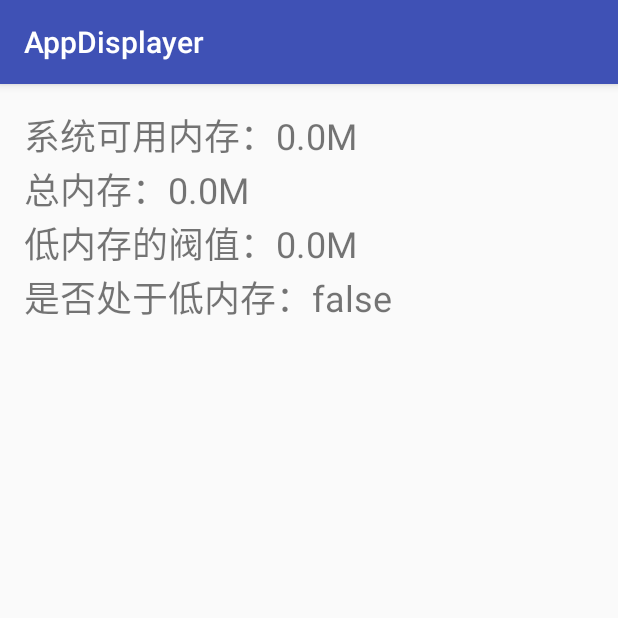
After one commit to jidishengguang123/AndroidDemo, an Android app: the ActivityManagerMemoryInfoActivity screen opened directly, with no data from a screen before it, on a phone screen of 412 x 824 dp, the top half of it. The commit adds this screen. Run offline under Robolectric (Android 15) with nearby library versions, the phone set to English and light mode, and no system bars.

Commit message:
提交获取设备MemoryInfo演示demo

```diff
--- a/AppDisplayer/build.gradle
+++ b/AppDisplayer/build.gradle
@@ -6,7 +6,7 @@ android {
 
     defaultConfig {
         applicationId "com.jeck.appdisplayer"
-        minSdkVersion 14
+        minSdkVersion 17
         targetSdkVersion 23
         versionCode 1
         versionName "1.0"
--- /dev/null
+++ b/AppDisplayer/src/main/java/com/jeck/appdisplayer/activity/ActivityManagerMemoryInfoActivity.java
@@ -0,0 +1,36 @@
+package com.jeck.appdisplayer.activity;
+
+import android.app.ActivityManager;
+import android.content.Context;
+import android.support.v7.app.AppCompatActivity;
+import android.os.Bundle;
+import android.widget.TextView;
+
+import com.jeck.appdisplayer.R;
+
+public class ActivityManagerMemoryInfoActivity extends AppCompatActivity {
+    private TextView mTvMemoryInfo;
+    private StringBuilder sb = new StringBuilder();
+
+    @Override
+    protected void onCreate(Bundle savedInstanceState) {
+        super.onCreate(savedInstanceState);
+        setContentView(R.layout.activity_manager_memory_info);
+        mTvMemoryInfo = (TextView) findViewById(R.id.memoryinfo_text);
+        loadData();
+        mTvMemoryInfo.setText(sb.toString());
+    }
+
+    private void loadData(){
+        ActivityManager manager = (ActivityManager) getSystemService(Context.ACTIVITY_SERVICE);
+        ActivityManager.MemoryInfo memoryInfo = new ActivityManager.MemoryInfo();
+        manager.getMemoryInfo(memoryInfo);
+        sb.append("系统可用内存：" + memoryInfo.availMem*1.0f/1024/1024+"M");
+        sb.append("\n");
+        sb.append("总内存：" + memoryInfo.totalMem*1.0f/1024/1024+"M");
+        sb.append("\n");
+        sb.append("低内存的阀值：" + memoryInfo.threshold*1.0f/1024/1024+"M");
+        sb.append("\n");
+        sb.append("是否处于低内存："+memoryInfo.lowMemory);
+    }
+}
--- a/AppDisplayer/src/main/java/com/jeck/appdisplayer/activity/AppListActivity.java
+++ b/AppDisplayer/src/main/java/com/jeck/appdisplayer/activity/AppListActivity.java
@@ -23,7 +23,7 @@ public class AppListActivity extends AppCompatActivity implements AdapterView.On
     @Override
     protected void onCreate(Bundle savedInstanceState) {
         super.onCreate(savedInstanceState);
-        setContentView(R.layout.activity_main);
+        setContentView(R.layout.activity_app_list);
         mAppListView = (ListView) findViewById(R.id.app_list);
         mAppListView.setOnItemClickListener(this);
     }
--- /dev/null
+++ b/AppDisplayer/src/main/res/layout/activity_manager_memory_info.xml
@@ -0,0 +1,19 @@
+<?xml version="1.0" encoding="utf-8"?>
+<RelativeLayout
+    xmlns:android="http://schemas.android.com/apk/res/android"
+    xmlns:tools="http://schemas.android.com/tools"
+    android:layout_width="match_parent"
+    android:layout_height="match_parent"
+    android:paddingBottom="@dimen/activity_vertical_margin"
+    android:paddingLeft="@dimen/activity_horizontal_margin"
+    android:paddingRight="@dimen/activity_horizontal_margin"
+    android:paddingTop="@dimen/activity_vertical_margin"
+    tools:context="com.jeck.appdisplayer.activity.ActivityManagerMemoryInfoActivity">
+
+    <TextView
+        android:id="@+id/memoryinfo_text"
+        android:layout_width="match_parent"
+        android:layout_height="match_parent"
+        android:textSize="24sp"/>
+
+</RelativeLayout>
```
Also changed, not shown: AppDisplayer/src/main/AndroidManifest.xml (+9 -1 lines), AppDisplayer/src/main/java/com/jeck/appdisplayer/activity/DebugMemoryInfoActivity.java (added, +35 -0 lines), AppDisplayer/src/main/java/com/jeck/appdisplayer/activity/MainActivity.java (added, +45 -0 lines), AppDisplayer/src/main/java/com/jeck/appdisplayer/activity/RunningAppProcessInfoActivity.java (added, +46 -0 lines), AppDisplayer/src/main/res/layout/activity_app_list.xml (added, +52 -0 lines), AppDisplayer/src/main/res/layout/activity_debug_memory_info.xml (added, +18 -0 lines), AppDisplayer/src/main/res/layout/activity_main.xml (+18 -24 lines), AppDisplayer/src/main/res/layout/activity_running_app_process_info.xml (added, +18 -0 lines).
